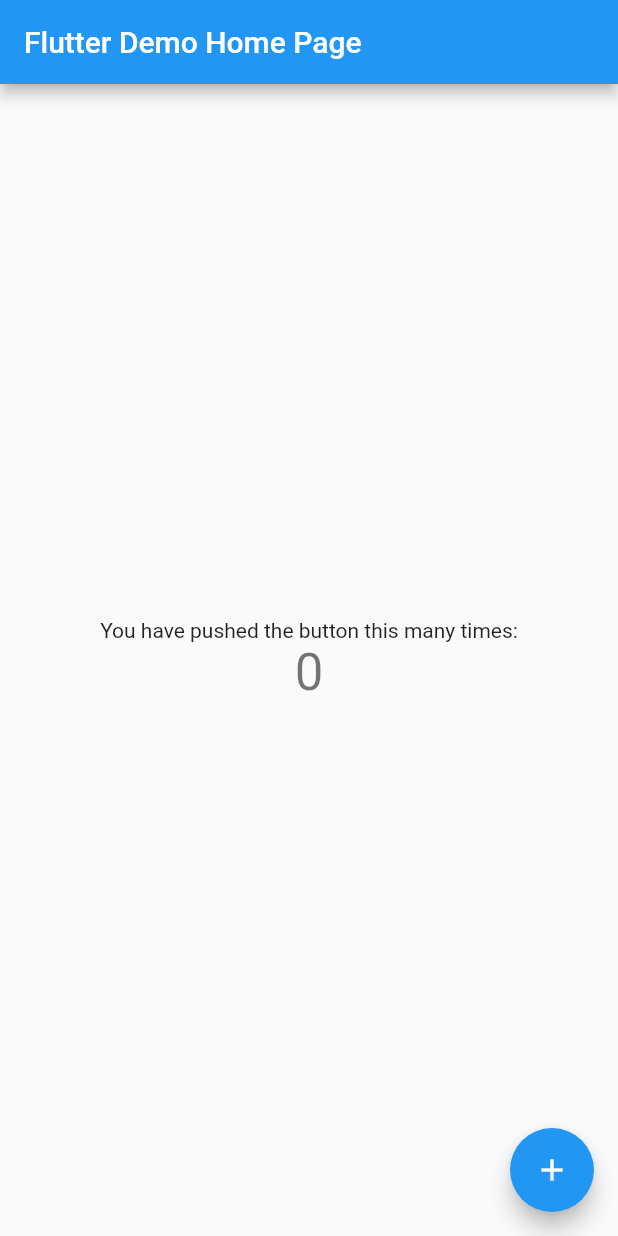
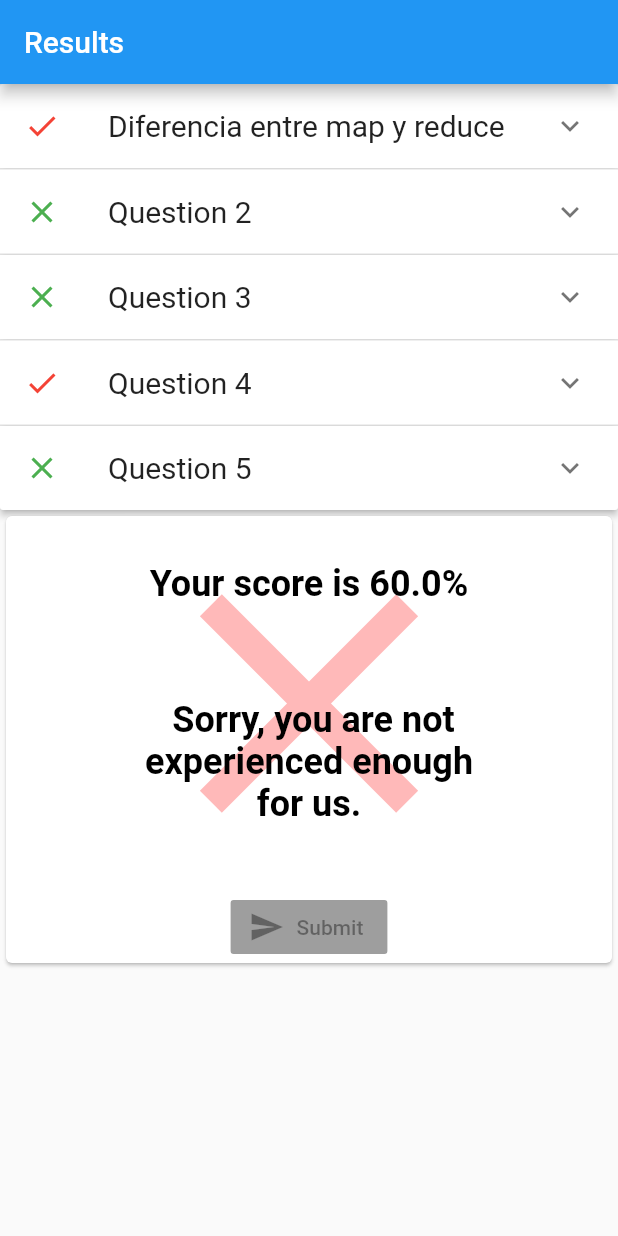
Before and after one commit to rldona/quizpany, a Flutter app: the screen it shows after launch, on a phone screen of 412 x 824 dp. Run offline on Flutter 3.47's test engine with Material 2 defaults, Android fonts, the phone set to English and light mode, and no system bars.

Commit message:
Results page

```diff
--- a/lib/main.dart
+++ b/lib/main.dart
@@ -1,4 +1,5 @@
 import 'package:flutter/material.dart';
+import 'package:quizpany/screens/results.dart';
 
 void main() => runApp(MyApp());
 
@@ -20,92 +21,7 @@ class MyApp extends StatelessWidget {
         // is not restarted.
         primarySwatch: Colors.blue,
       ),
-      home: MyHomePage(title: 'Flutter Demo Home Page'),
+      home: ResultsScreen(),
     );
   }
 }
-
-class MyHomePage extends StatefulWidget {
-  MyHomePage({Key key, this.title}) : super(key: key);
-
-  // This widget is the home page of your application. It is stateful, meaning
-  // that it has a State object (defined below) that contains fields that affect
-  // how it looks.
-
-  // This class is the configuration for the state. It holds the values (in this
-  // case the title) provided by the parent (in this case the App widget) and
-  // used by the build method of the State. Fields in a Widget subclass are
-  // always marked "final".
-
-  final String title;
-
-  @override
-  _MyHomePageState createState() => _MyHomePageState();
-}
-
-class _MyHomePageState extends State<MyHomePage> {
-  int _counter = 0;
-
-  void _incrementCounter() {
-    setState(() {
-      // This call to setState tells the Flutter framework that something has
-      // changed in this State, which causes it to rerun the build method below
-      // so that the display can reflect the updated values. If we changed
-      // _counter without calling setState(), then the build method would not be
-      // called again, and so nothing would appear to happen.
-      _counter++;
-    });
-  }
-
-  @override
-  Widget build(BuildContext context) {
-    // This method is rerun every time setState is called, for instance as done
-    // by the _incrementCounter method above.
-    //
-    // The Flutter framework has been optimized to make rerunning build methods
-    // fast, so that you can just rebuild anything that needs updating rather
-    // than having to individually change instances of widgets.
-    return Scaffold(
-      appBar: AppBar(
-        // Here we take the value from the MyHomePage object that was created by
-        // the App.build method, and use it to set our appbar title.
-        title: Text(widget.title),
-      ),
-      body: Center(
-        // Center is a layout widget. It takes a single child and positions it
-        // in the middle of the parent.
-        child: Column(
-          // Column is also layout widget. It takes a list of children and
-          // arranges them vertically. By default, it sizes itself to fit its
-          // children horizontally, and tries to be as tall as its parent.
-          //
-          // Invoke "debug painting" (press "p" in the console, choose the
-          // "Toggle Debug Paint" action from the Flutter Inspector in Android
-          // Studio, or the "Toggle Debug Paint" command in Visual Studio Code)
-          // to see the wireframe for each widget.
-          //
-          // Column has various properties to control how it sizes itself and
-          // how it positions its children. Here we use mainAxisAlignment to
-          // center the children vertically; the main axis here is the vertical
-          // axis because Columns are vertical (the cross axis would be
-          // horizontal).
-          mainAxisAlignment: MainAxisAlignment.center,
-          children: <Widget>[
-            Text(
-              'You have pushed the button this many times:',
-            ),
-            Text(
-              '$_counter',
-              style: Theme.of(context).textTheme.display1,
-            ),
-          ],
-        ),
-      ),
-      floatingActionButton: FloatingActionButton(
-        onPressed: _incrementCounter,
-        tooltip: 'Increment',
-        child: Icon(Icons.add),
-      ), // This trailing comma makes auto-formatting nicer for build methods.
-    );
-  }
-}
--- /dev/null
+++ b/lib/screens/results.dart
@@ -0,0 +1,174 @@
+import 'package:flutter/material.dart';
+
+class ResultsScreen extends StatefulWidget {
+  @override
+  State<StatefulWidget> createState() => _ResultsScreenState();
+}
+
+class _ResultsScreenState extends State<ResultsScreen> {
+  List<Map<String, dynamic>> _answers = [
+    {
+      'id': 1,
+      'rightAnswer': 'A',
+      'givenAnswer': 'B',
+      'question': 'Diferencia entre map y reduce',
+      'explanation': "Map mapea y Reduce reduce",
+      'expanded': false,
+    },
+    {
+      'id': 2,
+      'rightAnswer': 'B',
+      'givenAnswer': 'B',
+      'question': 'Question 2',
+      'explanation': "This is an explanation for the question 2",
+      'expanded': false,
+    },
+    {
+      'id': 3,
+      'rightAnswer': 'C',
+      'givenAnswer': 'C',
+      'question': 'Question 3',
+      'explanation': "This is an explanation for the question 3",
+      'expanded': false,
+    },
+    {
+      'id': 4,
+      'rightAnswer': 'A',
+      'givenAnswer': 'B',
+      'question': 'Question 4',
+      'explanation': "This is an explanation for the question 4",
+      'expanded': false,
+    },
+    {
+      'id': 5,
+      'rightAnswer': 'D',
+      'givenAnswer': 'D',
+      'question': 'Question 5',
+      'explanation': "This is an explanation for the question 5",
+      'expanded': false,
+    },
+  ];
+
+  BuildContext _scaffoldContext;
+
+  ExpansionPanel _buildAnswerExpansionPanel(Map<String, dynamic> answer) {
+    final isRight = answer['rightAnswer'] == answer['givenAnswer'];
+
+    return ExpansionPanel(
+      headerBuilder: (context, isExpanded) {
+        return ListTile(
+          leading: Icon(
+            isRight ? Icons.clear : Icons.check,
+            color: isRight ? Colors.green : Colors.red,
+          ),
+          title: Text(
+            answer['question'],
+            style: TextStyle(fontSize: 20.0),
+          ),
+        );
+      },
+      isExpanded: answer['expanded'],
+      body: Container(
+        margin: EdgeInsets.all(10.0),
+        child: Text(
+          answer['explanation'],
+        ),
+      ),
+    );
+  }
+
+  Widget _buildScoreCard(BuildContext context) {
+    final scoreThreshold = 0.65;
+    final score = _answers.fold(
+            0,
+            (nRight, answer) =>
+                nRight +
+                (answer['rightAnswer'] == answer['givenAnswer'] ? 1 : 0)) /
+        _answers.length;
+    final isPassingScore = score > scoreThreshold;
+
+    return Card(
+      child: DefaultTextStyle(
+        style: TextStyle(
+          color: Colors.black,
+          fontSize: 24.0,
+          fontWeight: FontWeight.bold,
+        ),
+        child: Column(
+          children: <Widget>[
+            Stack(
+              children: <Widget>[
+                Opacity(
+                  opacity: 0.4,
+                  child: Icon(
+                    isPassingScore ? Icons.check : Icons.close,
+                    color:
+                        isPassingScore ? Colors.greenAccent : Colors.redAccent,
+                    size: 250.0,
+                  ),
+                ),
+                Positioned(
+                  top: 250.0 / 8,
+                  width: 250.0,
+                  child: Column(
+                    children: <Widget>[
+                      Text(
+                        'Your score is ${score * 100}%',
+                      ),
+                      SizedBox(height: 250.0 / 4),
+                      Text(
+                        isPassingScore
+                            ? 'With this score, you can submit your results!'
+                            : ' Sorry, you are not experienced enough for us.',
+                        textAlign: TextAlign.center,
+                      ),
+                    ],
+                  ),
+                ),
+              ],
+            ),
+            RaisedButton.icon(
+              label: Text('Submit'),
+              icon: Icon(Icons.send),
+              onPressed: isPassingScore
+                ? () {
+                    Scaffold.of(_scaffoldContext).showSnackBar(
+                      SnackBar(
+                        content: Text('Your data has been sent'),
+                        duration: Duration(seconds: 1),
+                      ),
+                    );
+                  }
+                : null,
+            ),
+          ],
+        ),
+      ),
+    );
+  }
+
+  @override
+  Widget build(BuildContext context) {
+    return Scaffold(
+      appBar: AppBar(
+        title: Text('Results'),
+      ),
+      body: Builder(builder: (BuildContext context) {
+        _scaffoldContext = context;
+        return ListView(
+          children: <Widget>[
+            ExpansionPanelList(
+              expansionCallback: (index, isExpanded) {
+                setState(() {
+                  _answers[index]['expanded'] = !isExpanded;
+                });
+              },
+              children: _answers.map(_buildAnswerExpansionPanel).toList(),
+            ),
+            _buildScoreCard(context),
+          ],
+        );
+      }),
+    );
+  }
+}
```
